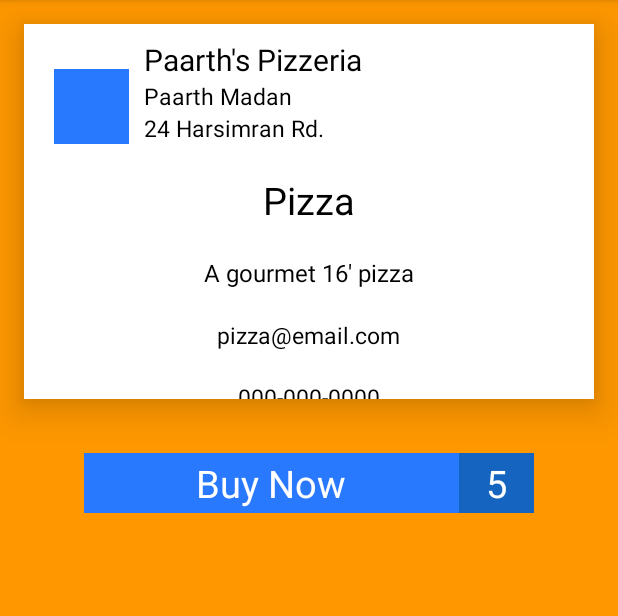
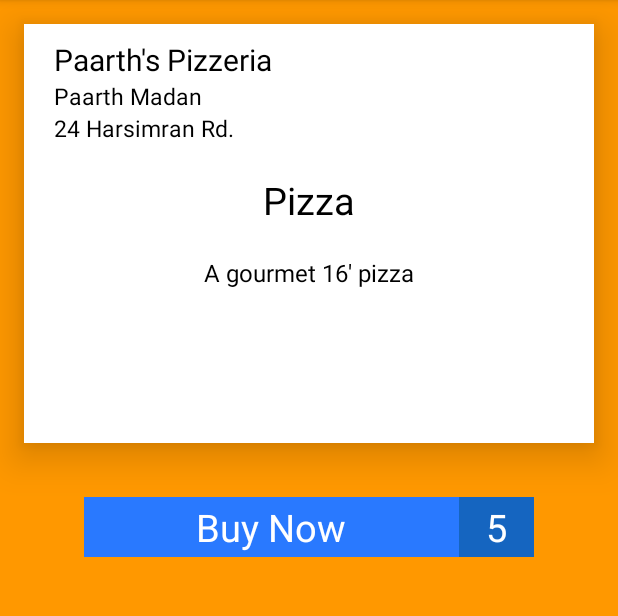
Before and after one commit to TheCurryMan/NeighborCater, an Android app: the DetailsActivity screen opened directly, with no data from a screen before it, on a phone screen of 412 x 824 dp, the part 84-700 px from its top. Run offline under Robolectric (Android 15) with nearby library versions, the phone set to English and light mode, and no system bars; our stand-ins replace Firebase (no records; nobody signed in at launch, a user with empty details on screens opened directly); libraries missing offline, so code that uses them is left out: retrofit2.adapter.rxjava, rx.schedulers; 10 statements that could not run were skipped.

Commit message:
Final commit

```diff
--- a/NeighborCater/app/src/main/java/hackthenorth/neighborcater/DetailsActivity.java
+++ b/NeighborCater/app/src/main/java/hackthenorth/neighborcater/DetailsActivity.java
@@ -107,7 +107,6 @@ public class DetailsActivity extends AppCompatActivity {
     }
 
     private void populateTextFields() {
-        ImageView foodImage = (ImageView) this.findViewById(R.id.food_details_image);
         TextView kitchenTitle = (TextView) this.findViewById(R.id.food_details_kitchen_title);
         TextView ownerName = (TextView) this.findViewById(R.id.food_details_kitchen_owner_name);
         TextView address = (TextView) this.findViewById(R.id.food_details_kitchen_address);
--- a/NeighborCater/app/src/main/res/layout/food_details_layout.xml
+++ b/NeighborCater/app/src/main/res/layout/food_details_layout.xml
@@ -11,7 +11,7 @@
         android:id="@+id/cardView"
         android:layout_gravity="center"
         android:layout_width="match_parent"
-        android:layout_height="250dp"
+        android:layout_height="wrap_content"
         card_view:cardCornerRadius="0dp"
         card_view:cardElevation="16dp"
         android:layout_alignParentEnd="true"
@@ -35,15 +35,6 @@
                 android:layout_marginLeft="10dp"
                 android:layout_marginTop="10dp"
                 android:gravity="center_vertical">
-
-                <ImageView
-                    android:id="@+id/food_details_image"
-                    android:layout_width="50dp"
-                    android:layout_height="50dp"
-                    android:layout_marginLeft="10dp"
-                    android:layout_marginTop="10dp"
-                    android:src="@color/colorAccent"
-                    android:background="@color/colorAccent" />
 
                 <LinearLayout
                     android:layout_width="wrap_content"
@@ -119,20 +110,18 @@
                 android:layout_marginTop="20dp"
                 android:layout_gravity="center_horizontal"
                 android:textColor="@color/black"
-                android:textSize="15dp"
-                android:text="pizza@email.com" />
+                android:textSize="15dp" />
 
             <TextView
                 android:id="@+id/food_details_food_phone_number_and_distance"
                 android:layout_width="wrap_content"
                 android:layout_height="wrap_content"
                 android:layout_below="@id/food_details_email"
-                android:layout_centerHorizontal="true"
+                android:layout_gravity="center_horizontal"
+                android:layout_marginBottom="20dp"
                 android:layout_marginTop="20dp"
                 android:textColor="@color/black"
-                android:layout_gravity="center_horizontal"
                 android:textSize="15dp"
-                android:text="000-000-0000"
                 />
 
 
@@ -178,6 +167,7 @@
         android:layout_height="wrap_content"
         android:layout_marginLeft="10dp"
         android:layout_marginRight="10dp"
+        android:layout_marginTop="10dp"
         android:layout_below="@+id/food_details_buy_now_container">
 
         <LinearLayout
```
Also changed, not shown: NeighborCater/app/src/main/res/layout/activity_kitchen.xml (+25 -2 lines), NeighborCater/app/src/main/res/layout/create_user_layout.xml (+6 -1 lines).
